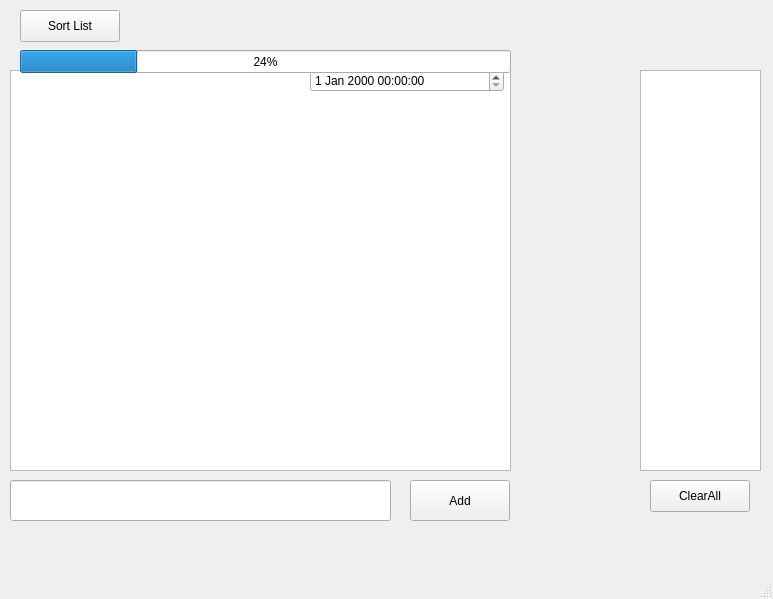
This is mainwindow.ui in lugonzalez126/ToDoList as Qt 5 draws it before an edit. The edited form follows.
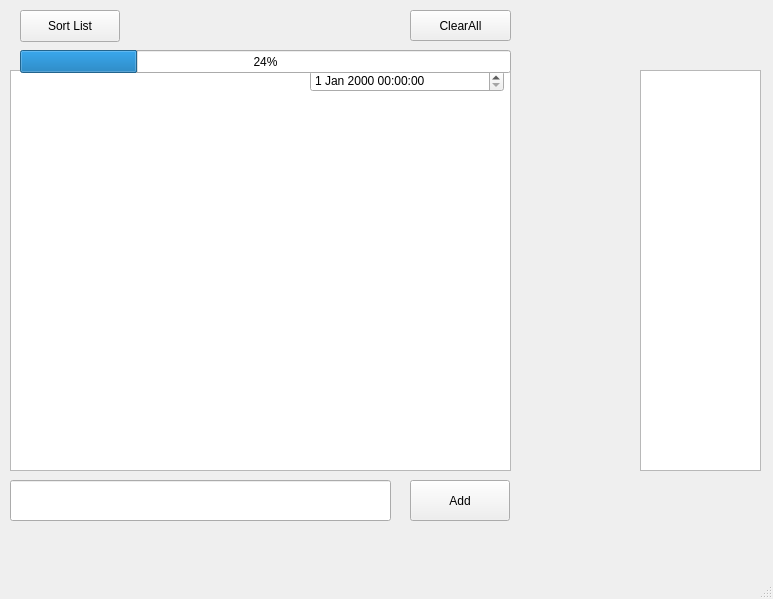
This is the edited form.

Commit message: Updated Items to be dragged to a different order

What changed in the file:
```diff
--- a/mainwindow.ui
+++ b/mainwindow.ui
@@ -50,12 +50,18 @@
    <widget class="QPushButton" name="clearButton_2">
     <property name="geometry">
      <rect>
-      <x>650</x>
-      <y>480</y>
-      <width>100</width>
-      <height>32</height>
+      <x>410</x>
+      <y>10</y>
+      <width>101</width>
+      <height>31</height>
      </rect>
     </property>
+    <property name="cursor">
+     <cursorShape>ForbiddenCursor</cursorShape>
+    </property>
+    <property name="autoFillBackground">
+     <bool>false</bool>
+    </property>
     <property name="text">
      <string>ClearAll</string>
     </property>
```
Left out of the diff: 12 changed lines with no effect on the pictures.
